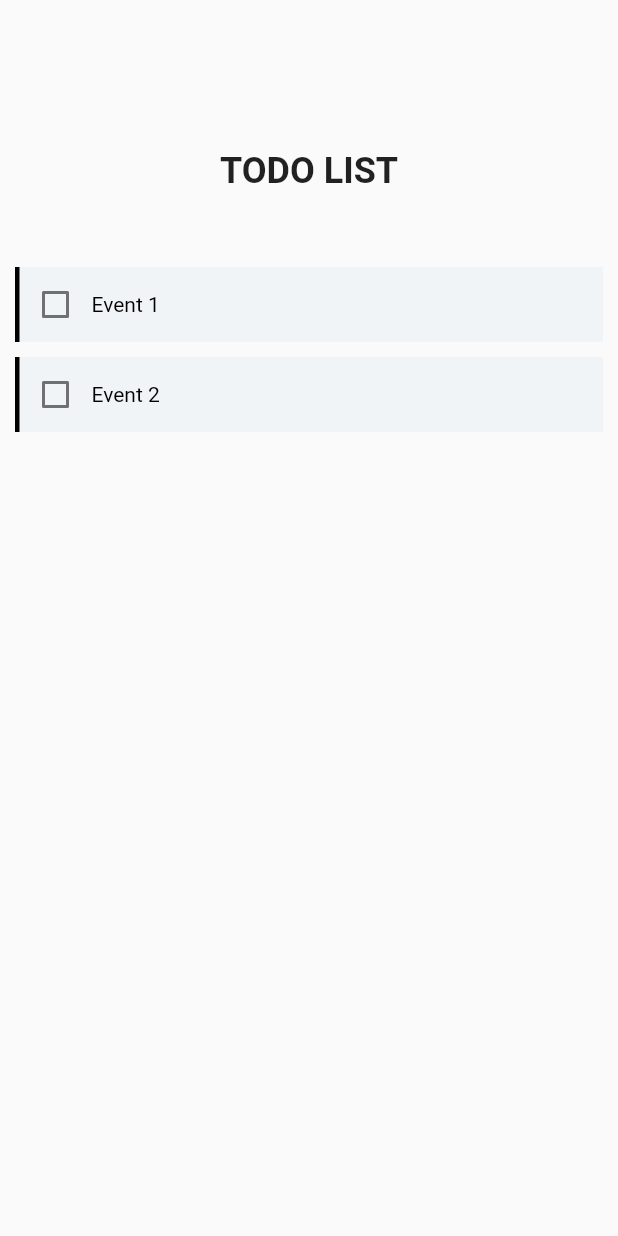
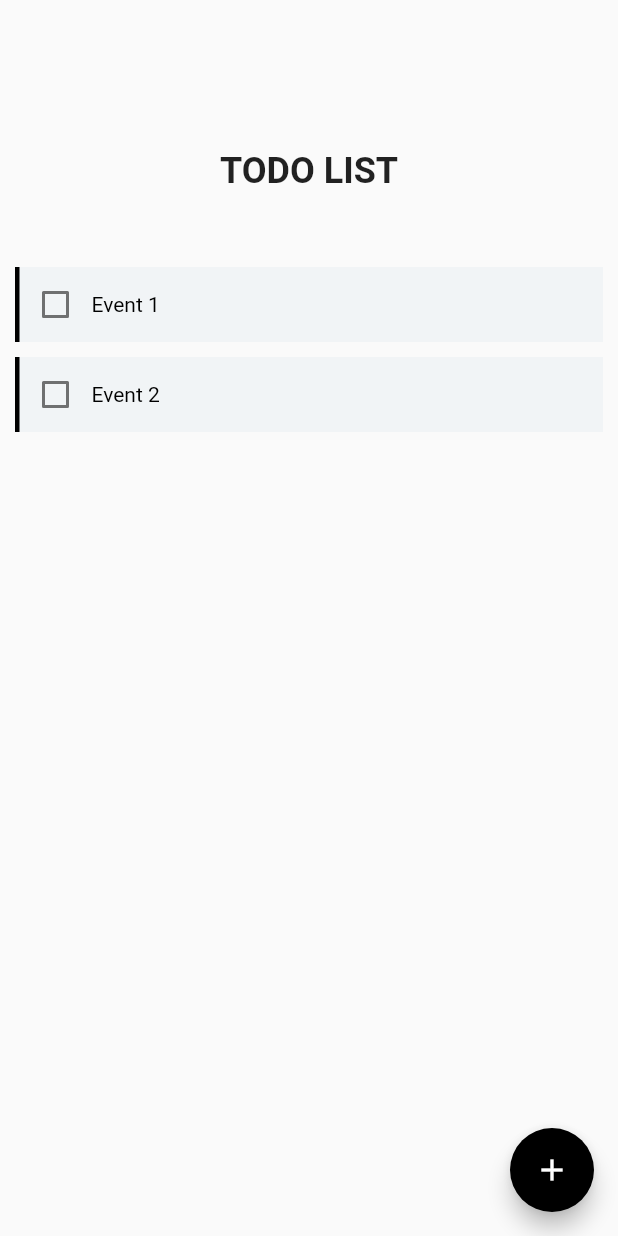
Before and after one commit to Hari-07/flutter-101-todo, a Flutter app: the screen it shows after launch, on a phone screen of 412 x 824 dp. Run offline on Flutter 3.47's test engine with Material 2 defaults, Android fonts, the light colour scheme and no system bars.

Commit message:
Setup Navigation

```diff
--- a/lib/views/homepage/event_list_page.dart
+++ b/lib/views/homepage/event_list_page.dart
@@ -1,5 +1,7 @@
 import 'package:flutter/material.dart';
 import 'package:flutter_101_todo/views/homepage/widgets/event_cards_list.dart';
+
+import 'widgets/add_event_button.dart';
 
 class EventListPage extends StatelessWidget {
   const EventListPage({Key? key}) : super(key: key);
@@ -9,12 +11,14 @@ class EventListPage extends StatelessWidget {
     return Scaffold(
       body: SafeArea(
         child: Padding(
-          padding: const EdgeInsets.symmetric(horizontal: 10,),
+          padding: const EdgeInsets.only(
+            left: 10,
+            right: 10,
+            top: 100,
+            bottom: 30,
+          ),
           child: Column(
             children: const [
-              SizedBox(
-                height: 100,
-              ),
               Text(
                 'TODO LIST',
                 style: TextStyle(
@@ -32,6 +36,7 @@ class EventListPage extends StatelessWidget {
           ),
         ),
       ),
+      floatingActionButton: const AddNewEventFAB(),
     );
   }
 }
--- /dev/null
+++ b/lib/views/homepage/widgets/add_event_button.dart
@@ -0,0 +1,21 @@
+import 'package:flutter/material.dart';
+import 'package:flutter_101_todo/views/add_event/add_event_page.dart';
+
+class AddNewEventFAB extends StatelessWidget {
+  const AddNewEventFAB({Key? key}) : super(key: key);
+
+  @override
+  Widget build(BuildContext context) {
+    return FloatingActionButton(
+      backgroundColor: Colors.black,
+      onPressed: () {
+        Navigator.of(context).push(MaterialPageRoute(
+            builder: (BuildContext context) => const AddEvent()));
+      },
+      child: const Icon(
+        Icons.add,
+        color: Colors.white,
+      ),
+    );
+  }
+}
```
Also changed, not shown: lib/views/add_event/add_event_page.dart (added, +18 -0 lines), lib/views/add_event/widgets/save_event_button.dart (added, +19 -0 lines).
